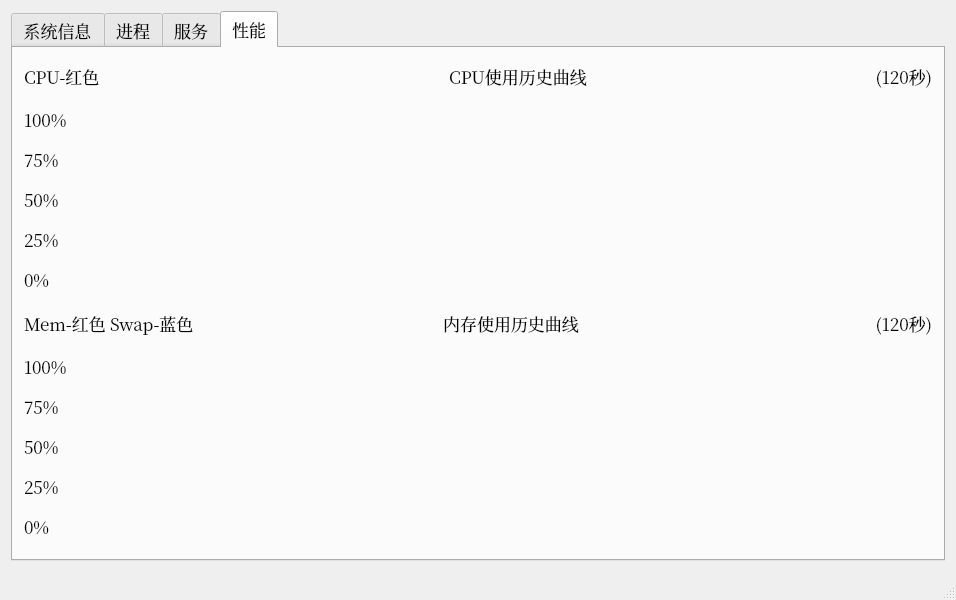
Above: taskManager/mainwindow.ui from caoyuchao/taskManager before the change. Below: the same form after it.
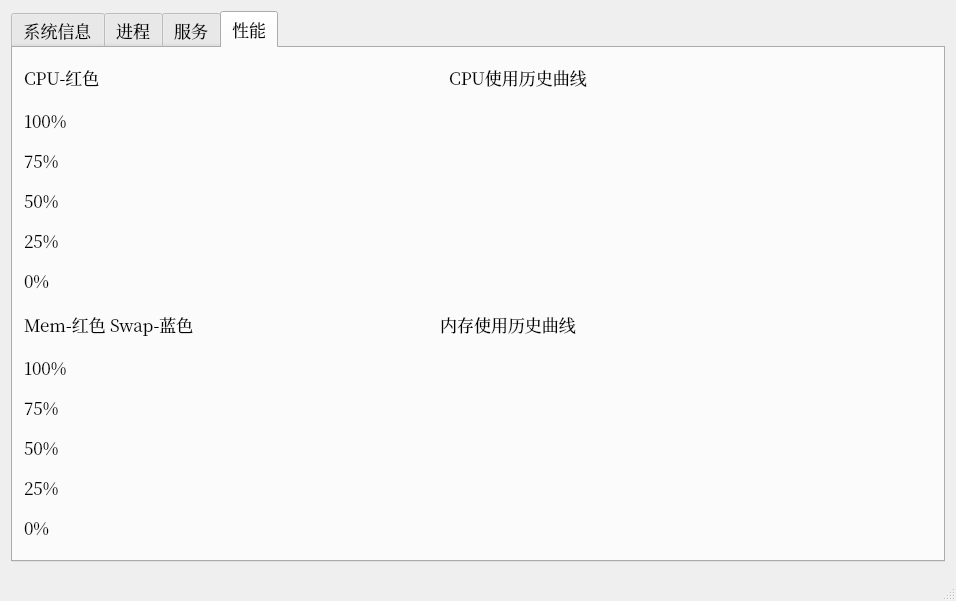
That is the form after the change. The open tabs and pages were chosen to show the change.

```diff
--- a/taskManager/mainwindow.ui
+++ b/taskManager/mainwindow.ui
@@ -378,7 +378,7 @@
                  </size>
                 </property>
                 <property name="text">
-                 <string>(120秒)</string>
+                 <string/>
                 </property>
                 <property name="alignment">
                  <set>Qt::AlignRight|Qt::AlignTrailing|Qt::AlignVCenter</set>
@@ -569,18 +569,37 @@
                <widget class="QLabel" name="label">
                 <property name="minimumSize">
                  <size>
-                  <width>270</width>
+                  <width>180</width>
+                  <height>35</height>
+                 </size>
+                </property>
+                <property name="maximumSize">
+                 <size>
+                  <width>180</width>
+                  <height>35</height>
+                 </size>
+                </property>
+                <property name="text">
+                 <string/>
+                </property>
+               </widget>
+              </item>
+              <item>
+               <widget class="QLabel" name="lbMemHisTime">
+                <property name="minimumSize">
+                 <size>
+                  <width>90</width>
                   <height>0</height>
                  </size>
                 </property>
                 <property name="maximumSize">
                  <size>
-                  <width>270</width>
+                  <width>90</width>
                   <height>35</height>
                  </size>
                 </property>
                 <property name="text">
-                 <string>(120秒)</string>
+                 <string/>
                 </property>
                 <property name="alignment">
                  <set>Qt::AlignRight|Qt::AlignTrailing|Qt::AlignVCenter</set>
```
Left out of the diff: 4 changed lines with no effect on the pictures.
